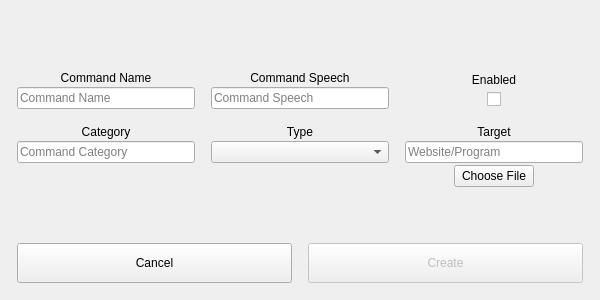
This is PyQt-GUIProject/dialogs/create_command.ui in Notaweedle/Pro100_Voice_rec as Qt 5 draws it before an edit. The edited form follows.
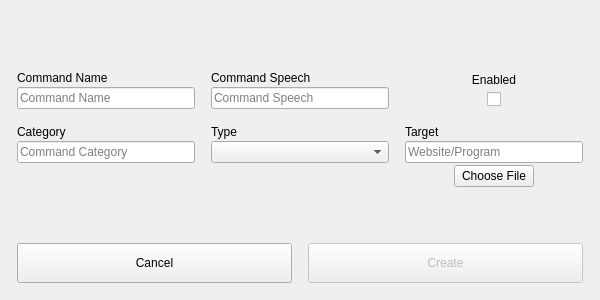
This is the edited form.

Diff of the .ui file:
```diff
--- a/PyQt-GUIProject/dialogs/create_command.ui
+++ b/PyQt-GUIProject/dialogs/create_command.ui
@@ -76,7 +76,7 @@
           <string>Command Name</string>
          </property>
          <property name="alignment">
-          <set>Qt::AlignmentFlag::AlignCenter</set>
+          <set>Qt::AlignmentFlag::AlignLeading|Qt::AlignmentFlag::AlignLeft|Qt::AlignmentFlag::AlignVCenter</set>
          </property>
         </widget>
        </item>
@@ -191,7 +191,7 @@
           <string>Target</string>
          </property>
          <property name="alignment">
-          <set>Qt::AlignmentFlag::AlignCenter</set>
+          <set>Qt::AlignmentFlag::AlignLeading|Qt::AlignmentFlag::AlignLeft|Qt::AlignmentFlag::AlignVCenter</set>
          </property>
         </widget>
        </item>
@@ -339,7 +339,7 @@
           <string>Command Speech</string>
          </property>
          <property name="alignment">
-          <set>Qt::AlignmentFlag::AlignCenter</set>
+          <set>Qt::AlignmentFlag::AlignLeading|Qt::AlignmentFlag::AlignLeft|Qt::AlignmentFlag::AlignVCenter</set>
          </property>
         </widget>
        </item>
@@ -366,7 +366,7 @@
           <string>Type</string>
          </property>
          <property name="alignment">
-          <set>Qt::AlignmentFlag::AlignCenter</set>
+          <set>Qt::AlignmentFlag::AlignLeading|Qt::AlignmentFlag::AlignLeft|Qt::AlignmentFlag::AlignVCenter</set>
          </property>
         </widget>
        </item>
@@ -418,7 +418,7 @@
           <string>Category</string>
          </property>
          <property name="alignment">
-          <set>Qt::AlignmentFlag::AlignCenter</set>
+          <set>Qt::AlignmentFlag::AlignLeading|Qt::AlignmentFlag::AlignLeft|Qt::AlignmentFlag::AlignVCenter</set>
          </property>
         </widget>
        </item>
```
